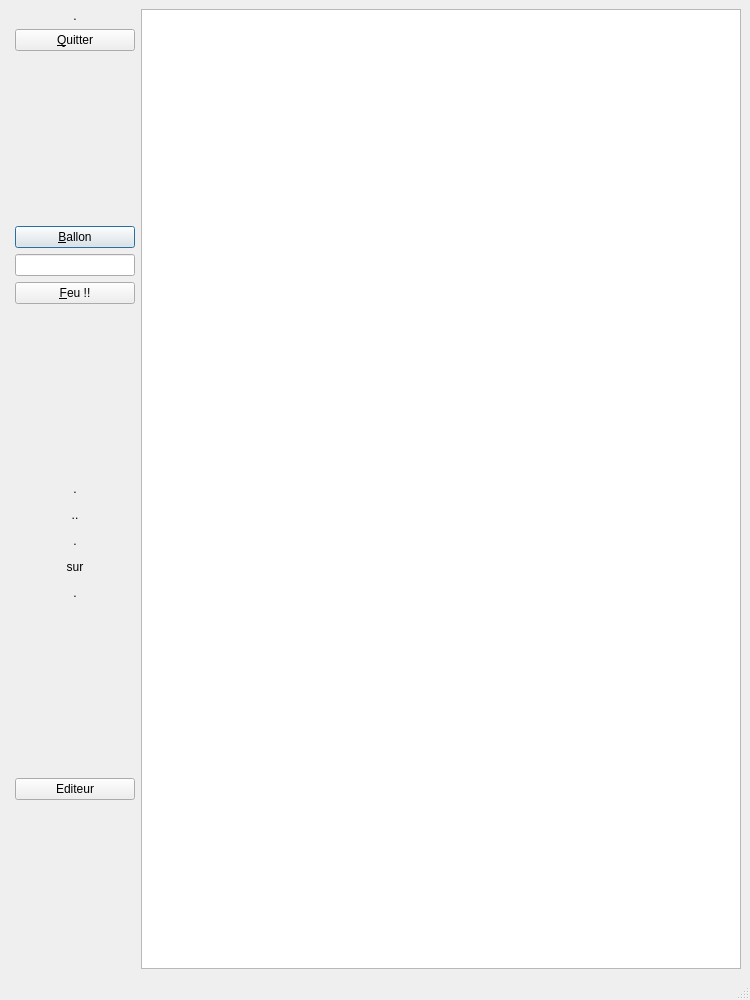
First picture: the form in exercice.ui, repository Txikilinux/leterrier-calculment, before the edit.
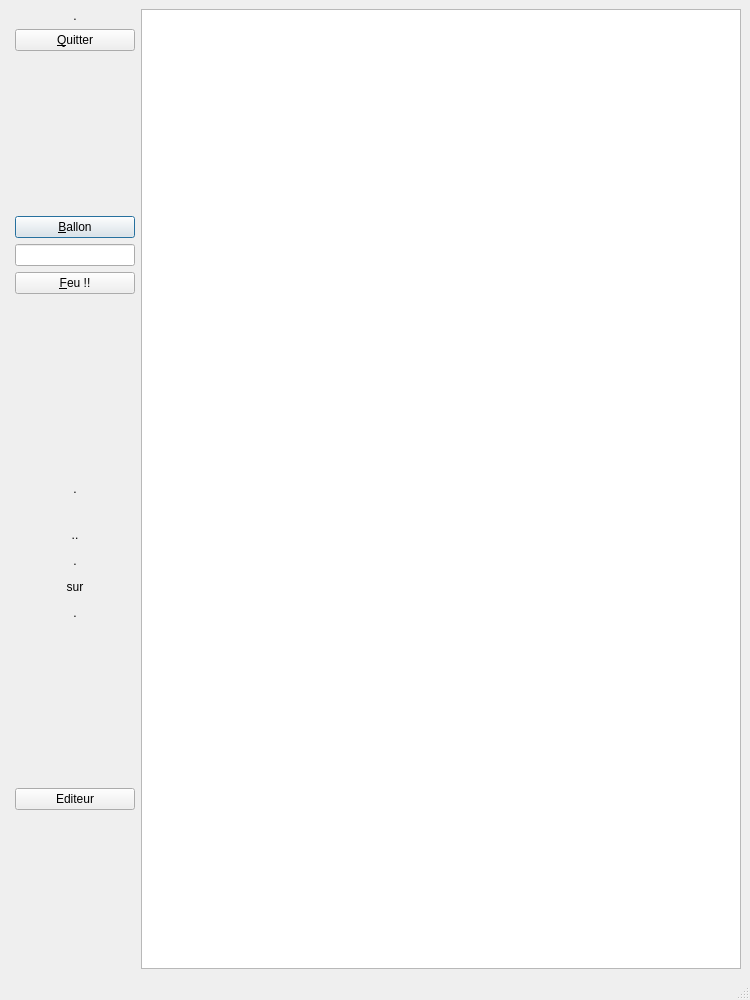
Second picture: the form after the edit.

Commit message: Adaptation des fenêtres d'InterfaceCompetence

Patch:
```diff
--- a/exercice.ui
+++ b/exercice.ui
@@ -184,13 +184,13 @@
           <property name="minimumSize">
            <size>
             <width>60</width>
-            <height>20</height>
+            <height>60</height>
            </size>
           </property>
           <property name="maximumSize">
            <size>
             <width>120</width>
-            <height>40</height>
+            <height>120</height>
            </size>
           </property>
           <property name="text">
```
Left out of the diff: 7 changed lines with no effect on the pictures. The commit also changes 5 other files.
